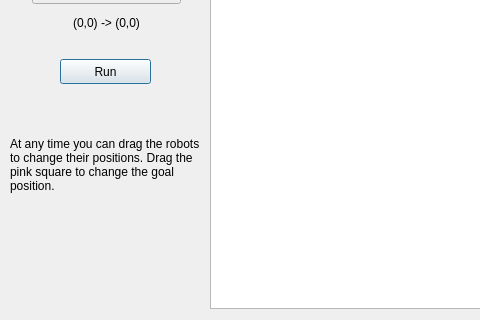
Old version of the form Qt/WarthogHolidayWork/dialog.ui in the repository Brenocq/WarthogHolidayWork; both pictures show x 0 to 480 and y 201 to 521 of the 922 by 521 pixel window.
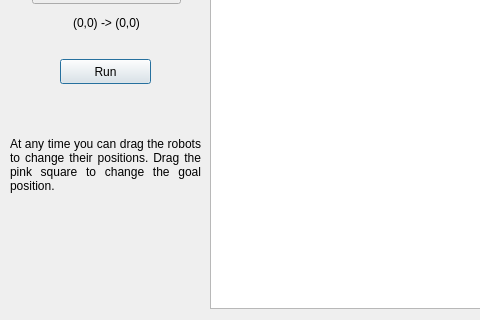
New version of the form.

The edit to the form file:
```diff
--- a/Qt/WarthogHolidayWork/dialog.ui
+++ b/Qt/WarthogHolidayWork/dialog.ui
@@ -156,6 +156,9 @@
    <property name="scaledContents">
     <bool>true</bool>
    </property>
+   <property name="alignment">
+    <set>Qt::AlignJustify|Qt::AlignVCenter</set>
+   </property>
    <property name="wordWrap">
     <bool>true</bool>
    </property>
```
Left out of the diff: 6 changed lines with no effect on the pictures.
